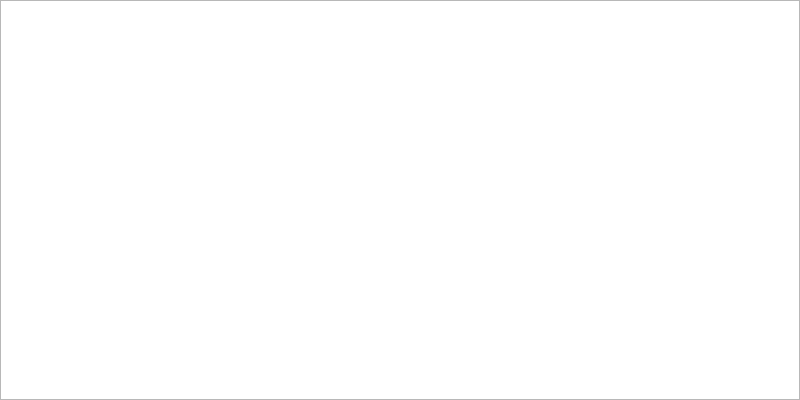
The window that main.ui (gudarzi/QtSnake) describes before a commit, drawn with Qt 5.
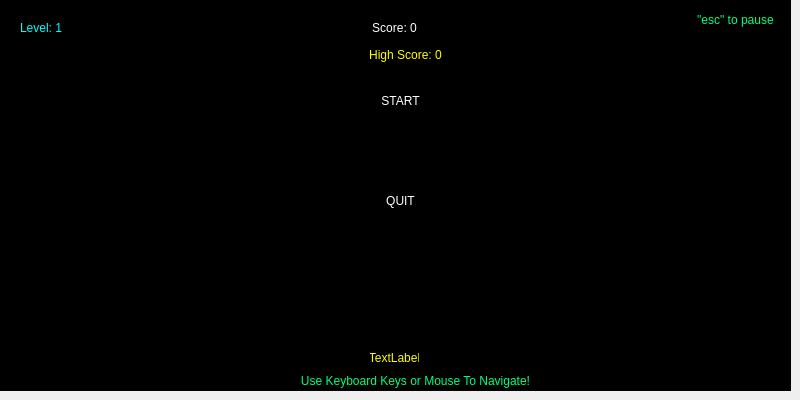
The same window after the commit.

Commit message: Refactor UI: moved menu and labels to .ui + cleaned logic

Patch:
```diff
--- a/main.ui
+++ b/main.ui
@@ -32,39 +32,199 @@
    <string>QtSnake</string>
   </property>
   <widget class="QWidget" name="centralwidget">
-   <layout class="QGridLayout" name="gridLayout_2">
-    <property name="leftMargin">
-     <number>0</number>
+   <widget class="QGraphicsView" name="graphicsView">
+    <property name="geometry">
+     <rect>
+      <x>0</x>
+      <y>0</y>
+      <width>791</width>
+      <height>391</height>
+     </rect>
     </property>
-    <property name="topMargin">
-     <number>0</number>
+    <property name="autoFillBackground">
+     <bool>false</bool>
     </property>
-    <property name="rightMargin">
-     <number>0</number>
+    <property name="styleSheet">
+     <string notr="true">background-color: black; </string>
     </property>
-    <property name="bottomMargin">
-     <number>0</number>
+    <property name="backgroundBrush">
+     <brush brushstyle="NoBrush">
+      <color alpha="255">
+       <red>0</red>
+       <green>0</green>
+       <blue>0</blue>
+      </color>
+     </brush>
     </property>
-    <property name="spacing">
-     <number>0</number>
+   </widget>
+   <widget class="QLabel" name="scoreLabel">
+    <property name="geometry">
+     <rect>
+      <x>370</x>
+      <y>20</y>
+      <width>49</width>
+      <height>16</height>
+     </rect>
     </property>
-    <item row="0" column="0">
-     <widget class="QGraphicsView" name="graphicsView">
-      <property name="autoFillBackground">
-       <bool>false</bool>
-      </property>
-      <property name="backgroundBrush">
-       <brush brushstyle="NoBrush">
-        <color alpha="255">
-         <red>0</red>
-         <green>0</green>
-         <blue>0</blue>
-        </color>
-       </brush>
-      </property>
-     </widget>
-    </item>
-   </layout>
+    <property name="styleSheet">
+     <string notr="true">color: white;</string>
+    </property>
+    <property name="text">
+     <string>Score: 0</string>
+    </property>
+    <property name="alignment">
+     <set>Qt::AlignmentFlag::AlignCenter</set>
+    </property>
+   </widget>
+   <widget class="QLabel" name="levelLabel">
+    <property name="geometry">
+     <rect>
+      <x>20</x>
+      <y>20</y>
+      <width>49</width>
+      <height>16</height>
+     </rect>
+    </property>
+    <property name="styleSheet">
+     <string notr="true">color: rgb(0, 255, 255);</string>
+    </property>
+    <property name="text">
+     <string>Level: 1</string>
+    </property>
+   </widget>
+   <widget class="QLabel" name="escLabel">
+    <property name="geometry">
+     <rect>
+      <x>690</x>
+      <y>10</y>
+      <width>91</width>
+      <height>20</height>
+     </rect>
+    </property>
+    <property name="styleSheet">
+     <string notr="true">color: rgb(0, 255, 127)</string>
+    </property>
+    <property name="text">
+     <string>&quot;esc&quot; to pause</string>
+    </property>
+    <property name="alignment">
+     <set>Qt::AlignmentFlag::AlignCenter</set>
+    </property>
+   </widget>
+   <widget class="QLabel" name="powerUpLabel">
+    <property name="geometry">
+     <rect>
+      <x>370</x>
+      <y>350</y>
+      <width>49</width>
+      <height>16</height>
+     </rect>
+    </property>
+    <property name="styleSheet">
+     <string notr="true">color: rgb(255, 255, 0)</string>
+    </property>
+    <property name="text">
+     <string>TextLabel</string>
+    </property>
+    <property name="alignment">
+     <set>Qt::AlignmentFlag::AlignCenter</set>
+    </property>
+   </widget>
+   <widget class="QLabel" name="high_score_menu">
+    <property name="geometry">
+     <rect>
+      <x>340</x>
+      <y>40</y>
+      <width>131</width>
+      <height>31</height>
+     </rect>
+    </property>
+    <property name="styleSheet">
+     <string notr="true">color: rgb(255, 255, 0);
+font: 600 14pt &quot;Segoe UI&quot;;</string>
+    </property>
+    <property name="text">
+     <string>High Score: 0</string>
+    </property>
+    <property name="textFormat">
+     <enum>Qt::TextFormat::RichText</enum>
+    </property>
+    <property name="alignment">
+     <set>Qt::AlignmentFlag::AlignCenter</set>
+    </property>
+    <property name="margin">
+     <number>-1</number>
+    </property>
+   </widget>
+   <widget class="QLabel" name="start_button">
+    <property name="geometry">
+     <rect>
+      <x>350</x>
+      <y>80</y>
+      <width>101</width>
+      <height>41</height>
+     </rect>
+    </property>
+    <property name="styleSheet">
+     <string notr="true">color: white</string>
+    </property>
+    <property name="text">
+     <string>START</string>
+    </property>
+    <property name="textFormat">
+     <enum>Qt::TextFormat::AutoText</enum>
+    </property>
+    <property name="alignment">
+     <set>Qt::AlignmentFlag::AlignCenter</set>
+    </property>
+   </widget>
+   <widget class="QLabel" name="quit_button">
+    <property name="geometry">
+     <rect>
+      <x>320</x>
+      <y>160</y>
+      <width>161</width>
+      <height>81</height>
+     </rect>
+    </property>
+    <property name="styleSheet">
+     <string notr="true">color: white</string>
+    </property>
+    <property name="text">
+     <string>QUIT</string>
+    </property>
+    <property name="alignment">
+     <set>Qt::AlignmentFlag::AlignCenter</set>
+    </property>
+   </widget>
+   <widget class="QLabel" name="dummy_text">
+    <property name="geometry">
+     <rect>
+      <x>200</x>
+      <y>370</y>
+      <width>431</width>
+      <height>21</height>
+     </rect>
+    </property>
+    <property name="styleSheet">
+     <string notr="true">color: rgb(0, 255, 127)</string>
+    </property>
+    <property name="text">
+     <string>Use Keyboard Keys or Mouse To Navigate!</string>
+    </property>
+    <property name="alignment">
+     <set>Qt::AlignmentFlag::AlignCenter</set>
+    </property>
+   </widget>
+   <zorder>graphicsView</zorder>
+   <zorder>scoreLabel</zorder>
+   <zorder>escLabel</zorder>
+   <zorder>levelLabel</zorder>
+   <zorder>powerUpLabel</zorder>
+   <zorder>high_score_menu</zorder>
+   <zorder>start_button</zorder>
+   <zorder>quit_button</zorder>
+   <zorder>dummy_text</zorder>
   </widget>
  </widget>
  <resources/>
```
The commit also changes 1 other file.
